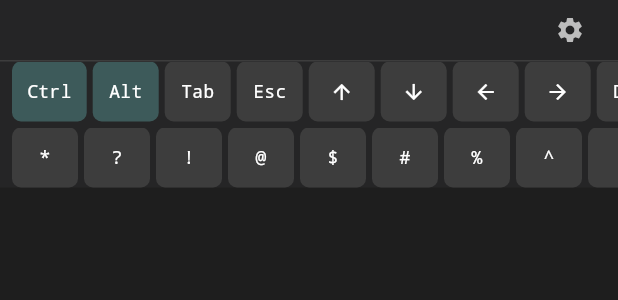
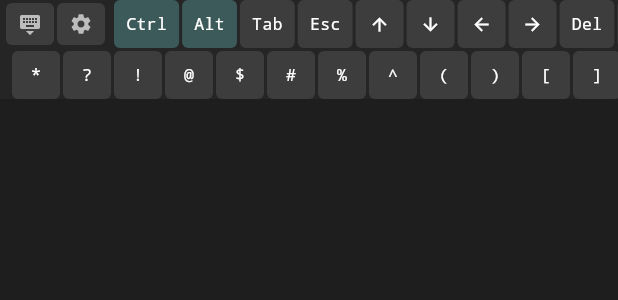
Before and after one commit to ropermen/c-term, a Flutter app: the TerminalKeyboard widget shown alone on an empty page, opened directly with empty values, on a phone screen of 412 x 824 dp. Shown: the top 300 px of the screen. Run offline on Flutter 3.47's test engine with Material 3 defaults, Android fonts, the phone set to English and light mode, and no system bars; our stand-ins replace flutter_secure_storage, local_auth, wakelock_plus; missing offline and left inert: dartssh2, xterm; accounts and stored records are empty.

Commit message:
Redesign keyboard UI and move status to title bar
- Remove blue status bar
- Add connection status with colored indicator to AppBar (green=connected, red=disconnected, orange=connecting)
- Reduce key height for more terminal space
- Move minimize and settings buttons to first row of keyboard
- Keyboard minimize button in first position, settings in second

Co-Authored-By: Claude Opus 4.5 <noreply@anthropic.com>

```diff
--- a/lib/widgets/terminal_keyboard.dart
+++ b/lib/widgets/terminal_keyboard.dart
@@ -6,10 +6,12 @@ import '../screens/keyboard_settings_screen.dart';
 
 class TerminalKeyboard extends StatefulWidget {
   final void Function(String) onKeyPressed;
+  final VoidCallback onToggleKeyboard;
 
   const TerminalKeyboard({
     super.key,
     required this.onKeyPressed,
+    required this.onToggleKeyboard,
   });
 
   @override
@@ -101,52 +103,7 @@ class _TerminalKeyboardState extends State<TerminalKeyboard> {
       color: const Color(0xFF252526),
       child: SafeArea(
         top: false,
-        child: Column(
-          mainAxisSize: MainAxisSize.min,
-          children: [
-            _buildHeader(),
-            const Divider(height: 1, color: Color(0xFF3D3D3D)),
-            _buildKeyboard(),
-          ],
-        ),
-      ),
-    );
-  }
-
-  Widget _buildHeader() {
-    return Container(
-      height: 40,
-      padding: const EdgeInsets.symmetric(horizontal: 8),
-      child: Row(
-        children: [
-          if (_ctrlPressed || _altPressed)
-            Container(
-              padding: const EdgeInsets.symmetric(horizontal: 8, vertical: 4),
-              margin: const EdgeInsets.only(right: 8),
-              decoration: BoxDecoration(
-                color: const Color(0xFF4EC9B0),
-                borderRadius: BorderRadius.circular(4),
-              ),
-              child: Text(
-                _ctrlPressed ? 'Ctrl' : 'Alt',
-                style: const TextStyle(
-                  color: Colors.black,
-                  fontSize: 12,
-                  fontWeight: FontWeight.bold,
-                ),
-              ),
-            ),
-          const Spacer(),
-          IconButton(
-            icon: Icon(Icons.settings, size: 20, color: Colors.grey.shade400),
-            onPressed: () {
-              Navigator.of(context).push(
-                MaterialPageRoute(builder: (_) => const KeyboardSettingsScreen()),
-              );
-            },
-            tooltip: 'Configurar teclas',
-          ),
-        ],
+        child: _buildKeyboard(),
       ),
     );
   }
@@ -156,16 +113,6 @@ class _TerminalKeyboardState extends State<TerminalKeyboard> {
       builder: (context, provider, _) {
         final enabledKeys = provider.enabledKeys;
 
-        if (enabledKeys.isEmpty) {
-          return Padding(
-            padding: const EdgeInsets.all(16),
-            child: Text(
-              'Nenhuma tecla configurada. Toque em configuracoes.',
-              style: TextStyle(color: Colors.grey.shade500),
-            ),
-          );
-        }
-
         // Split keys into two rows
         final midpoint = (enabledKeys.length / 2).ceil();
         final firstRowKeys = enabledKeys.take(midpoint).toList();
@@ -174,9 +121,9 @@ class _TerminalKeyboardState extends State<TerminalKeyboard> {
         return Column(
           mainAxisSize: MainAxisSize.min,
           children: [
-            _buildKeyRow(firstRowKeys),
+            _buildFirstRow(firstRowKeys),
             if (secondRowKeys.isNotEmpty) ...[
-              const SizedBox(height: 4),
+              const SizedBox(height: 2),
               _buildKeyRow(secondRowKeys),
             ],
           ],
@@ -185,9 +132,86 @@ class _TerminalKeyboardState extends State<TerminalKeyboard> {
     );
   }
 
+  Widget _buildFirstRow(List<KeyboardKey> keys) {
+    return SizedBox(
+      height: 32,
+      child: Row(
+        children: [
+          const SizedBox(width: 4),
+          // Minimize keyboard button
+          _buildControlButton(
+            icon: Icons.keyboard_hide,
+            onTap: widget.onToggleKeyboard,
+            tooltip: 'Minimizar teclado',
+          ),
+          const SizedBox(width: 2),
+          // Settings button
+          _buildControlButton(
+            icon: Icons.settings,
+            onTap: () {
+              Navigator.of(context).push(
+                MaterialPageRoute(builder: (_) => const KeyboardSettingsScreen()),
+              );
+            },
+            tooltip: 'Configurar teclas',
+          ),
+          const SizedBox(width: 2),
+          // Modifier indicator
+          if (_ctrlPressed || _altPressed)
+            Container(
+              padding: const EdgeInsets.symmetric(horizontal: 6, vertical: 2),
+              margin: const EdgeInsets.only(right: 4),
+              decoration: BoxDecoration(
+                color: const Color(0xFF4EC9B0),
+                borderRadius: BorderRadius.circular(4),
+              ),
+              child: Text(
+                _ctrlPressed ? 'Ctrl' : 'Alt',
+                style: const TextStyle(
+                  color: Colors.black,
+                  fontSize: 10,
+                  fontWeight: FontWeight.bold,
+                ),
+              ),
+            ),
+          // Keys
+          Expanded(
+            child: ListView.builder(
+              scrollDirection: Axis.horizontal,
+              padding: const EdgeInsets.only(left: 4, right: 8),
+              itemCount: keys.length,
+              itemBuilder: (context, index) => _buildKey(keys[index]),
+            ),
+          ),
+        ],
+      ),
+    );
+  }
+
+  Widget _buildControlButton({
+    required IconData icon,
+    required VoidCallback onTap,
+    required String tooltip,
+  }) {
+    return Material(
+      color: const Color(0xFF3D3D3D),
+      borderRadius: BorderRadius.circular(4),
+      child: InkWell(
+        onTap: onTap,
+        borderRadius: BorderRadius.circular(4),
+        child: Container(
+          width: 32,
+          height: 28,
+          alignment: Alignment.center,
+          child: Icon(icon, size: 16, color: Colors.grey.shade400),
+        ),
+      ),
+    );
+  }
+
   Widget _buildKeyRow(List<KeyboardKey> keys) {
     return SizedBox(
-      height: 40,
+      height: 32,
       child: ListView.builder(
         scrollDirection: Axis.horizontal,
         padding: const EdgeInsets.symmetric(horizontal: 8),
@@ -208,35 +232,35 @@ class _TerminalKeyboardState extends State<TerminalKeyboard> {
     if (key.id == 'right') icon = Icons.arrow_forward;
 
     return Padding(
-      padding: const EdgeInsets.only(right: 4),
+      padding: const EdgeInsets.only(right: 2),
       child: Material(
         color: isActive
             ? const Color(0xFF4EC9B0)
             : key.isModifier
                 ? const Color(0xFF3D5A5A)
                 : const Color(0xFF3D3D3D),
-        borderRadius: BorderRadius.circular(6),
+        borderRadius: BorderRadius.circular(4),
         child: InkWell(
           onTap: () => _handleKeyPress(key),
-          borderRadius: BorderRadius.circular(6),
+          borderRadius: BorderRadius.circular(4),
           child: Container(
-            constraints: const BoxConstraints(minWidth: 44),
-            padding: const EdgeInsets.symmetric(horizontal: 10, vertical: 8),
-            child: Center(
+            constraints: const BoxConstraints(minWidth: 32),
+            height: 28,
+            padding: const EdgeInsets.symmetric(horizontal: 8),
+            alignment: Alignment.center,
             child: icon != null
                 ? Icon(
                     icon,
-                      size: 16,
+                    size: 14,
                     color: isActive ? Colors.black : Colors.white,
                   )
                 : Text(
                     key.label,
                     style: TextStyle(
                       color: isActive ? Colors.black : Colors.white,
-                        fontSize: 12,
+                      fontSize: 11,
                       fontFamily: 'monospace',
                       fontWeight: FontWeight.w500,
-                      ),
                     ),
                   ),
           ),
--- a/pubspec.yaml
+++ b/pubspec.yaml
@@ -16,7 +16,7 @@ publish_to: 'none' # Remove this line if you wish to publish to pub.dev
 # https://developer.apple.com/library/archive/documentation/General/Reference/InfoPlistKeyReference/Articles/CoreFoundationKeys.html
 # In Windows, build-name is used as the major, minor, and patch parts
 # of the product and file versions while build-number is used as the build suffix.
-version: 1.3.1+6
+version: 1.4.0+7
 
 environment:
   sdk: ^3.6.1
```
Also changed, not shown: lib/screens/terminal_screen.dart (+59 -45 lines). Lines whose indentation alone changed are shown as unchanged.
